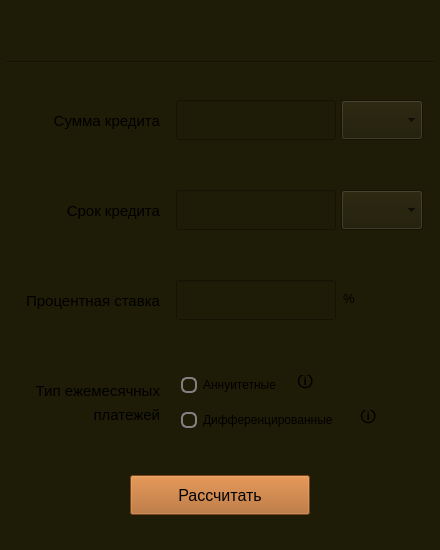
Old version of the form src/s21_smartcalc/s21_credit.ui in the repository kossadda/C7_s21_SmartCalc.
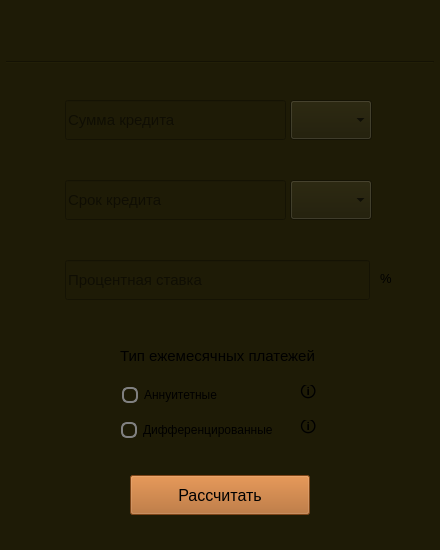
New version of the form. Icons and pictures are not drawn.

Diff of the .ui file:
```diff
--- a/src/s21_smartcalc/s21_credit.ui
+++ b/src/s21_smartcalc/s21_credit.ui
@@ -141,9 +141,9 @@
    <widget class="QLineEdit" name="sum_line">
     <property name="geometry">
      <rect>
-      <x>176</x>
+      <x>65</x>
       <y>100</y>
-      <width>160</width>
+      <width>221</width>
       <height>40</height>
      </rect>
     </property>
@@ -165,56 +165,19 @@
       <height>40</height>
      </size>
     </property>
-   </widget>
-   <widget class="QLabel" name="sum">
-    <property name="geometry">
-     <rect>
-      <x>10</x>
-      <y>106</y>
-      <width>150</width>
-      <height>30</height>
-     </rect>
-    </property>
-    <property name="sizePolicy">
-     <sizepolicy hsizetype="Preferred" vsizetype="Preferred">
-      <horstretch>0</horstretch>
-      <verstretch>0</verstretch>
-     </sizepolicy>
-    </property>
-    <property name="minimumSize">
-     <size>
-      <width>0</width>
-      <height>20</height>
-     </size>
-    </property>
-    <property name="maximumSize">
-     <size>
-      <width>150</width>
-      <height>400</height>
-     </size>
-    </property>
     <property name="font">
      <font>
       <pointsize>11</pointsize>
      </font>
     </property>
-    <property name="layoutDirection">
-     <enum>Qt::RightToLeft</enum>
-    </property>
-    <property name="styleSheet">
-     <string notr="true">background-color: rgb(30, 27, 6);</string>
-    </property>
-    <property name="text">
+    <property name="placeholderText">
      <string>Сумма кредита</string>
     </property>
-    <property name="alignment">
-     <set>Qt::AlignRight|Qt::AlignTrailing|Qt::AlignVCenter</set>
-    </property>
    </widget>
    <widget class="QComboBox" name="sum_box">
     <property name="geometry">
      <rect>
-      <x>341</x>
+      <x>290</x>
       <y>100</y>
       <width>82</width>
       <height>40</height>
@@ -239,54 +202,12 @@
      </size>
     </property>
    </widget>
-   <widget class="QLabel" name="time">
-    <property name="geometry">
-     <rect>
-      <x>10</x>
-      <y>196</y>
-      <width>150</width>
-      <height>30</height>
-     </rect>
-    </property>
-    <property name="sizePolicy">
-     <sizepolicy hsizetype="Preferred" vsizetype="Preferred">
-      <horstretch>0</horstretch>
-      <verstretch>0</verstretch>
-     </sizepolicy>
-    </property>
-    <property name="minimumSize">
-     <size>
-      <width>0</width>
-      <height>20</height>
-     </size>
-    </property>
-    <property name="maximumSize">
-     <size>
-      <width>150</width>
-      <height>400</height>
-     </size>
-    </property>
-    <property name="font">
-     <font>
-      <pointsize>11</pointsize>
-     </font>
-    </property>
-    <property name="styleSheet">
-     <string notr="true">background-color: rgb(30, 27, 6);</string>
-    </property>
-    <property name="text">
-     <string>Срок кредита</string>
-    </property>
-    <property name="alignment">
-     <set>Qt::AlignRight|Qt::AlignTrailing|Qt::AlignVCenter</set>
-    </property>
-   </widget>
    <widget class="QLineEdit" name="time_line">
     <property name="geometry">
      <rect>
-      <x>176</x>
-      <y>190</y>
-      <width>160</width>
+      <x>65</x>
+      <y>180</y>
+      <width>221</width>
       <height>40</height>
      </rect>
     </property>
@@ -308,12 +229,20 @@
       <height>40</height>
      </size>
     </property>
+    <property name="font">
+     <font>
+      <pointsize>11</pointsize>
+     </font>
+    </property>
+    <property name="placeholderText">
+     <string>Срок кредита</string>
+    </property>
    </widget>
    <widget class="QComboBox" name="time_box">
     <property name="geometry">
      <rect>
-      <x>341</x>
-      <y>190</y>
+      <x>290</x>
+      <y>180</y>
       <width>82</width>
       <height>40</height>
      </rect>
@@ -337,54 +266,12 @@
      </size>
     </property>
    </widget>
-   <widget class="QLabel" name="percent">
-    <property name="geometry">
-     <rect>
-      <x>10</x>
-      <y>286</y>
-      <width>150</width>
-      <height>30</height>
-     </rect>
-    </property>
-    <property name="sizePolicy">
-     <sizepolicy hsizetype="Preferred" vsizetype="Preferred">
-      <horstretch>0</horstretch>
-      <verstretch>0</verstretch>
-     </sizepolicy>
-    </property>
-    <property name="minimumSize">
-     <size>
-      <width>0</width>
-      <height>20</height>
-     </size>
-    </property>
-    <property name="maximumSize">
-     <size>
-      <width>150</width>
-      <height>400</height>
-     </size>
-    </property>
-    <property name="font">
-     <font>
-      <pointsize>11</pointsize>
-     </font>
-    </property>
-    <property name="styleSheet">
-     <string notr="true">background-color: rgb(30, 27, 6);</string>
-    </property>
-    <property name="text">
-     <string>Процентная ставка</string>
-    </property>
-    <property name="alignment">
-     <set>Qt::AlignRight|Qt::AlignTrailing|Qt::AlignVCenter</set>
-    </property>
-   </widget>
    <widget class="QLineEdit" name="percent_line">
     <property name="geometry">
      <rect>
-      <x>176</x>
-      <y>280</y>
-      <width>160</width>
+      <x>65</x>
+      <y>260</y>
+      <width>305</width>
       <height>40</height>
      </rect>
     </property>
@@ -394,12 +281,20 @@
       <height>40</height>
      </size>
     </property>
+    <property name="font">
+     <font>
+      <pointsize>11</pointsize>
+     </font>
+    </property>
+    <property name="placeholderText">
+     <string>Процентная ставка</string>
+    </property>
    </widget>
    <widget class="QLabel" name="info_label_2">
     <property name="geometry">
      <rect>
-      <x>343</x>
-      <y>286</y>
+      <x>380</x>
+      <y>266</y>
       <width>15</width>
       <height>25</height>
      </rect>
@@ -422,9 +317,9 @@
    <widget class="QLabel" name="payment_1">
     <property name="geometry">
      <rect>
-      <x>10</x>
-      <y>375</y>
-      <width>150</width>
+      <x>65</x>
+      <y>340</y>
+      <width>305</width>
       <height>31</height>
      </rect>
     </property>
@@ -442,7 +337,7 @@
     </property>
     <property name="maximumSize">
      <size>
-      <width>150</width>
+      <width>400</width>
       <height>400</height>
      </size>
     </property>
@@ -455,18 +350,18 @@
      <string notr="true">background-color: rgb(30, 27, 6);</string>
     </property>
     <property name="text">
-     <string>Тип ежемесячных</string>
+     <string>Тип ежемесячных платежей</string>
     </property>
     <property name="alignment">
-     <set>Qt::AlignRight|Qt::AlignTrailing|Qt::AlignVCenter</set>
+     <set>Qt::AlignCenter</set>
     </property>
    </widget>
    <widget class="QRadioButton" name="payment_type_1">
     <property name="geometry">
      <rect>
-      <x>181</x>
-      <y>370</y>
-      <width>110</width>
+      <x>122</x>
+      <y>380</y>
+      <width>170</width>
       <height>30</height>
      </rect>
     </property>
@@ -509,9 +404,9 @@
    <widget class="QRadioButton" name="payment_type_2">
     <property name="geometry">
      <rect>
-      <x>181</x>
-      <y>405</y>
-      <width>172</width>
+      <x>121</x>
+      <y>415</y>
+      <width>170</width>
       <height>30</height>
      </rect>
     </property>
@@ -551,48 +446,6 @@
      <string>Дифференцированные</string>
     </property>
    </widget>
-   <widget class="QLabel" name="payment_2">
-    <property name="geometry">
-     <rect>
-      <x>10</x>
-      <y>405</y>
-      <width>150</width>
-      <height>20</height>
-     </rect>
-    </property>
-    <property name="sizePolicy">
-     <sizepolicy hsizetype="Preferred" vsizetype="Preferred">
-      <horstretch>0</horstretch>
-      <verstretch>0</verstretch>
-     </sizepolicy>
-    </property>
-    <property name="minimumSize">
-     <size>
-      <width>0</width>
-      <height>20</height>
-     </size>
-    </property>
-    <property name="maximumSize">
-     <size>
-      <width>150</width>
-      <height>400</height>
-     </size>
-    </property>
-    <property name="font">
-     <font>
-      <pointsize>11</pointsize>
-     </font>
-    </property>
-    <property name="styleSheet">
-     <string notr="true">background-color: rgb(30, 27, 6);</string>
-    </property>
-    <property name="text">
-     <string>платежей</string>
-    </property>
-    <property name="alignment">
-     <set>Qt::AlignRight|Qt::AlignTrailing|Qt::AlignVCenter</set>
-    </property>
-   </widget>
    <widget class="Line" name="line">
     <property name="geometry">
      <rect>
@@ -609,8 +462,8 @@
    <widget class="QLabel" name="info_label_3">
     <property name="geometry">
      <rect>
-      <x>297</x>
-      <y>375</y>
+      <x>300</x>
+      <y>385</y>
       <width>17</width>
       <height>17</height>
      </rect>
@@ -645,8 +498,8 @@
    <widget class="QLabel" name="info_label_4">
     <property name="geometry">
      <rect>
-      <x>360</x>
-      <y>410</y>
+      <x>300</x>
+      <y>420</y>
       <width>17</width>
       <height>17</height>
      </rect>
```
